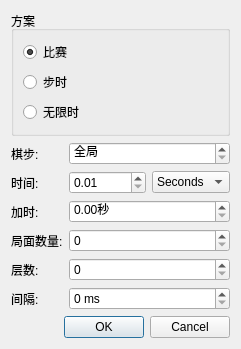
First picture: the form in projects/gui/ui/timecontroldlg.ui, repository leedavid/QTggchess, before the edit.
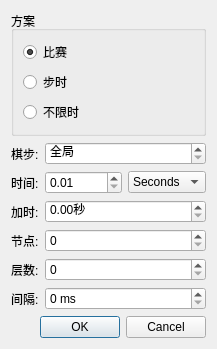
Second picture: the form after the edit.

Diff of the .ui file:
```diff
--- a/projects/gui/ui/timecontroldlg.ui
+++ b/projects/gui/ui/timecontroldlg.ui
@@ -61,7 +61,7 @@
          <string>Infinite thinking time</string>
         </property>
         <property name="text">
-         <string>无限时</string>
+         <string>不限时</string>
         </property>
        </widget>
       </item>
@@ -213,7 +213,7 @@
      <item row="3" column="0">
       <widget class="QLabel" name="label_4">
        <property name="text">
-        <string>局面数量:</string>
+        <string>节点:</string>
        </property>
        <property name="buddy">
         <cstring>m_nodesSpin</cstring>
```
